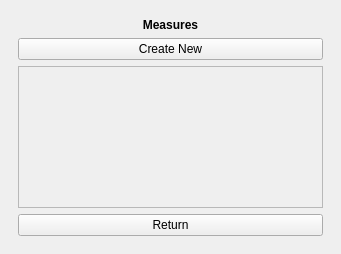
Qt form tygron_dockwidget_base.ui (Memz-Dev/tygron-qgis) before a commit.
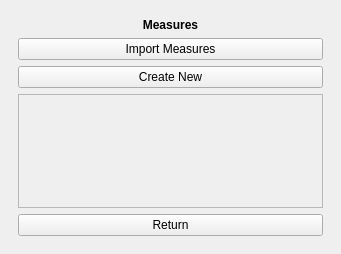
The same form after that commit. The open tabs and pages were chosen to show the change. Custom widgets are drawn as their Qt base class.

Commit message: wfs measure import

What changed in the file:
```diff
--- a/tygron_dockwidget_base.ui
+++ b/tygron_dockwidget_base.ui
@@ -569,6 +569,13 @@
           </property>
          </widget>
         </item>
+        <item>
+         <widget class="QPushButton" name="MeasuresImport">
+          <property name="text">
+           <string>Import Measures</string>
+          </property>
+         </widget>
+        </item>
         <item>
          <widget class="QPushButton" name="MeasuresButton">
           <property name="text">
@@ -587,7 +594,7 @@
              <x>0</x>
              <y>0</y>
              <width>303</width>
-             <height>116</height>
+             <height>87</height>
             </rect>
            </property>
            <layout class="QVBoxLayout" name="MeasuresLayout"/>
```
Left out of the diff: 8 changed lines with no effect on the pictures. The commit also changes 1 other file.
